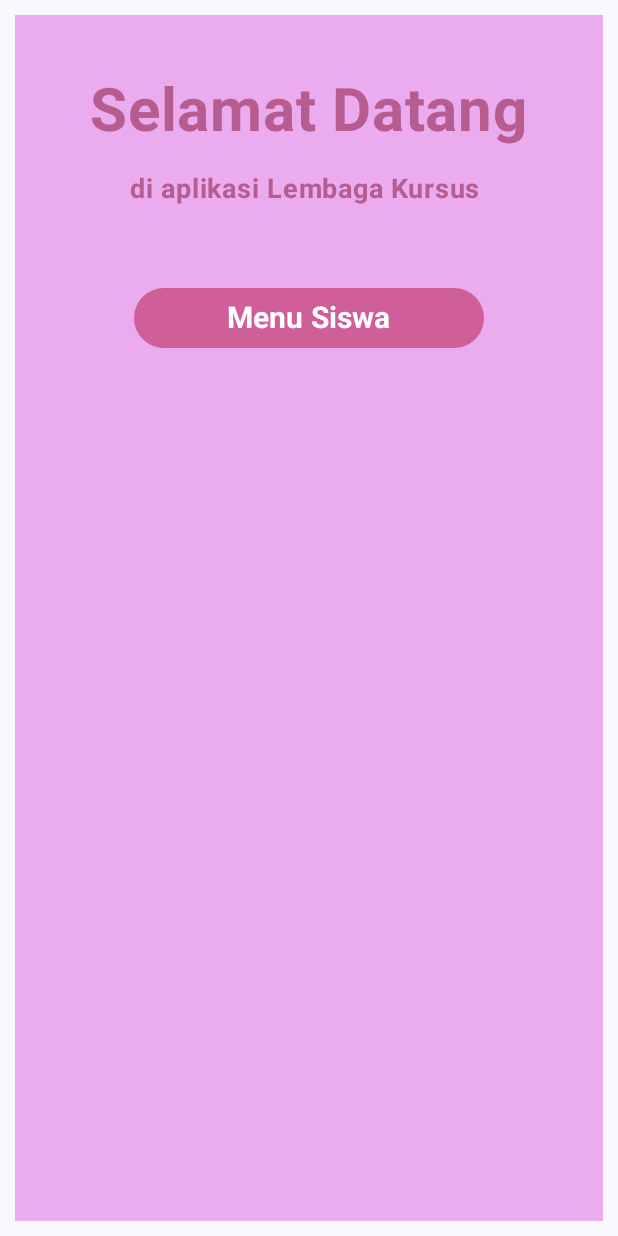
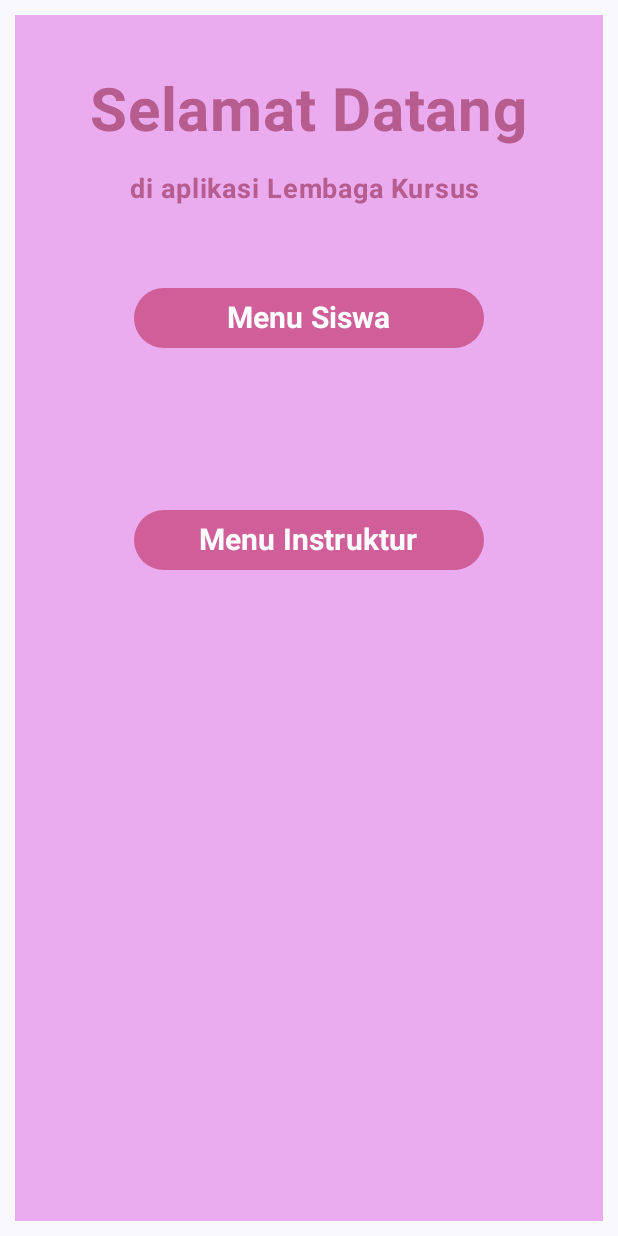
Before and after one commit to Rauda08/A12_113, an Android app built with Jetpack Compose: the HomeMenuView screen opened through its navigation route, on a phone screen of 412 x 824 dp. Run offline under Robolectric (Android 15) with nearby library versions, the phone set to English and light mode, and no system bars; 2 statements that could not run were skipped.

Commit message:
membuat tombol button untuk instruktur

```diff
--- a/app/src/main/java/com/example/finalucp_113/ui/view/HomeMenu.kt
+++ b/app/src/main/java/com/example/finalucp_113/ui/view/HomeMenu.kt
@@ -27,7 +27,8 @@ object DestinasiHome : DestinasiNavigasi {
 
 @Composable
 fun HomeMenuView(
-    onSiswaClick: () -> Unit
+    onSiswaClick: () -> Unit,
+    onInstrukturClick : () -> Unit
 ) {
     Column(
         modifier = Modifier
@@ -68,5 +69,20 @@ fun HomeMenuView(
                 color = Color.White
             )
         }
+
+        Button(
+            onClick = onInstrukturClick,
+            modifier = Modifier
+                .padding(50.dp)
+                .fillMaxWidth(0.8f),
+            colors = ButtonDefaults.buttonColors(containerColor = Color(0xFFD05E99)) // Light pink for button
+        ) {
+            Text(
+                text = "Menu Instruktur",
+                fontSize = 20.sp,
+                fontWeight = FontWeight.Bold,
+                color = Color.White
+            )
+        }
     }
 }
```
